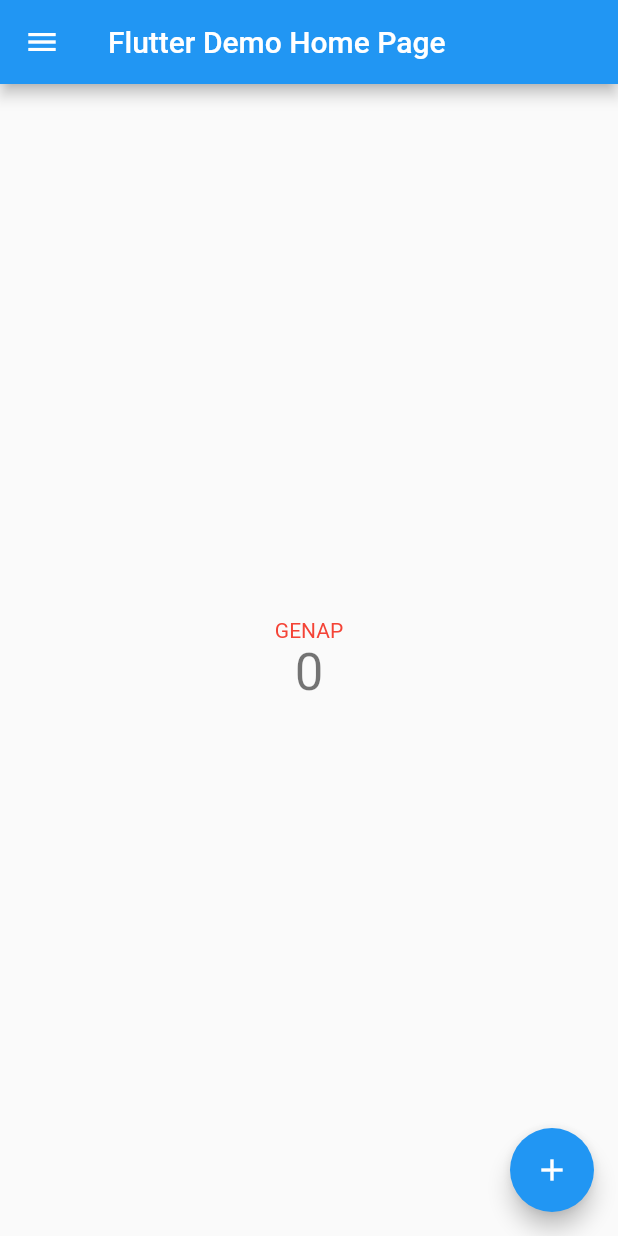
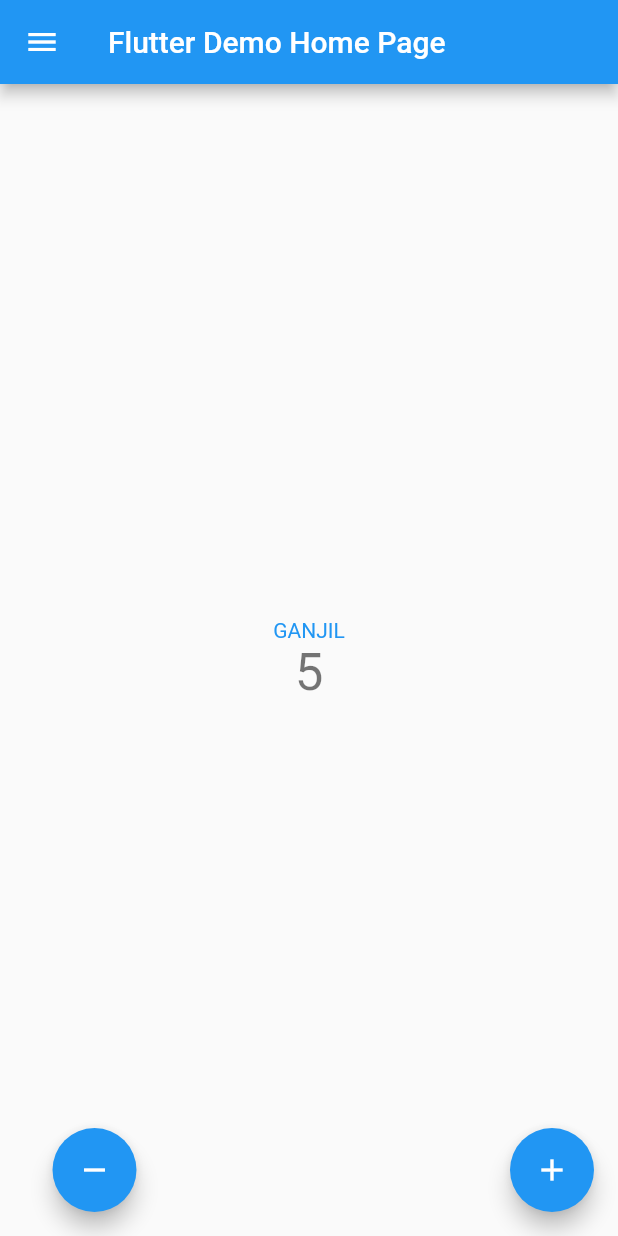
Before and after one commit to danielcm585/pbp-flutter-lab, a Flutter app: the screen it shows after launch, on a phone screen of 412 x 824 dp. Run offline on Flutter 3.47's test engine with Material 2 defaults, Android fonts, the phone set to English and light mode, and no system bars.

Commit message:
Revert "Fix bonus requirement"
This reverts commit 84112b23d5523442d59f6e300c7bcadcd316c286.

```diff
--- a/lib/main.dart
+++ b/lib/main.dart
@@ -30,8 +30,8 @@ class MyHomePage extends StatefulWidget {
 }
 
 class _MyHomePageState extends State<MyHomePage> {
-  int _counter = 0;
-  String _parity = "GENAP";
+  int _counter = 5;
+  String _parity = "GANJIL";
 
   void _incrementCounter() {
     setState(() {
@@ -103,18 +103,17 @@ class _MyHomePageState extends State<MyHomePage> {
           ],
         ),
       ),
-      floatingActionButton: Container(
+      floatingActionButton: Visibility(
+        visible: (_counter != 0),
+        child: Container(
           width: 361,
           child: Row(
             mainAxisAlignment: MainAxisAlignment.spaceBetween,
             children: <Widget>[
-            Visibility(
-              visible: (_counter != 0),
-              child: FloatingActionButton(
+              FloatingActionButton(
                 onPressed: _decrementCounter,
                 tooltip: 'Decrement',
                 child: const Icon(Icons.remove),
-              ),
               ),
               FloatingActionButton(
                 onPressed: _incrementCounter,
@@ -124,6 +123,7 @@ class _MyHomePageState extends State<MyHomePage> {
             ],
           )
         )
+      )
     );
   }
 }
```
Lines whose indentation alone changed are shown as unchanged.
